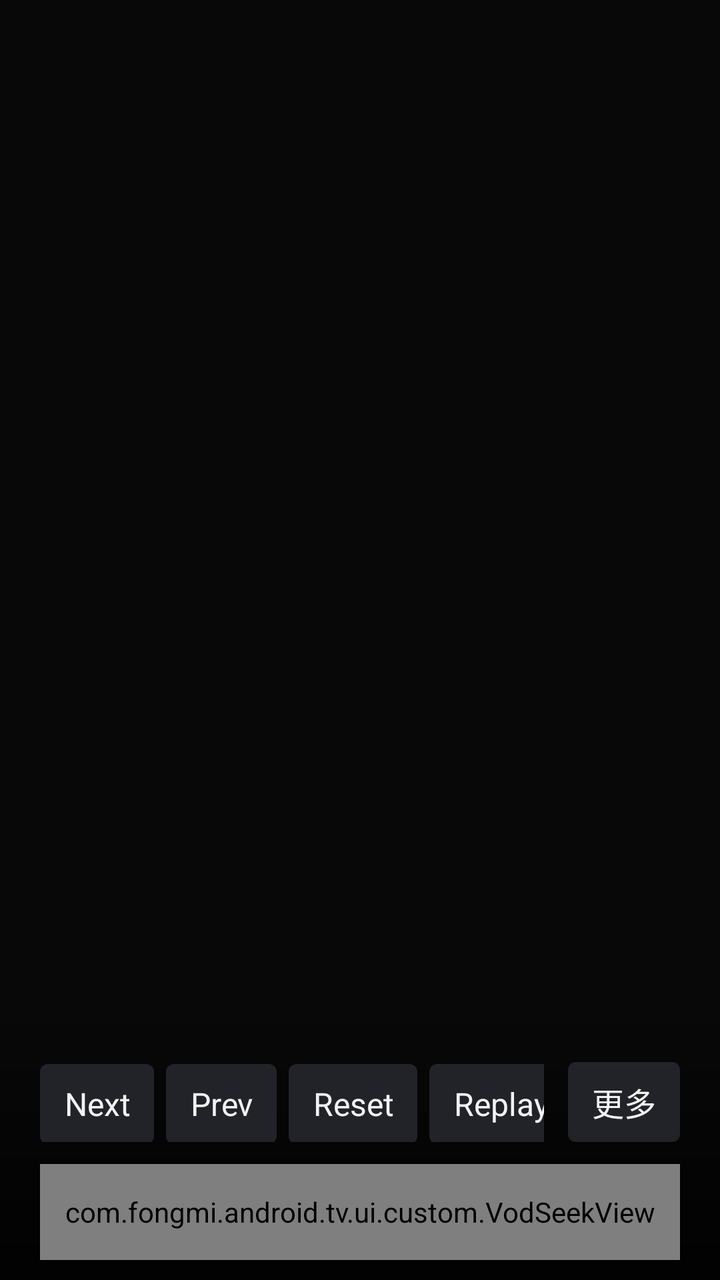
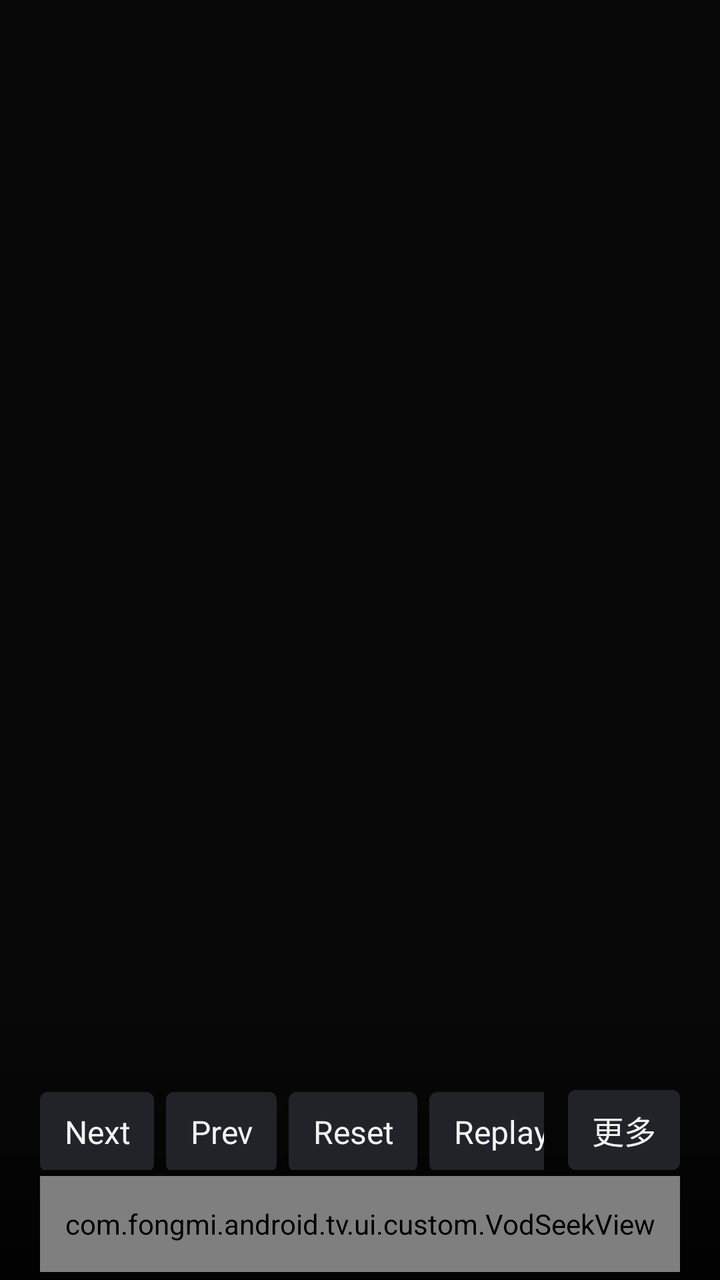

The first picture is an Android layout as it rendered before a commit; the second is the same layout after the commit. The layout source and the unified diff follow.
<!-- AndroidManifest.xml: another module's application theme Theme.App -->
<!-- res/layout/view_control_vod.xml -->
<FrameLayout xmlns:android="http://schemas.android.com/apk/res/android" android:layout_width="match_parent" android:layout_height="match_parent">
 <View android:layout_width="match_parent" android:layout_height="148dp" android:layout_gravity="bottom" android:background="@drawable/player_vod_scrim" />
 <include android:id="@+id/action" layout="@layout/view_control_vod_action" android:layout_width="match_parent" android:layout_height="match_parent" />
 <com.fongmi.android.tv.ui.custom.VodSeekView android:id="@+id/seek" android:layout_width="match_parent" android:layout_height="48dp" android:layout_gravity="bottom" android:layout_marginHorizontal="20dp" android:layout_marginBottom="10dp" />
</FrameLayout>
<!-- res/layout/view_control_vod_action.xml (included above) -->
<FrameLayout xmlns:android="http://schemas.android.com/apk/res/android" android:layout_width="match_parent" android:layout_height="match_parent">
 <HorizontalScrollView android:id="@+id/toolbar" android:layout_width="match_parent" android:layout_height="wrap_content" android:layout_gravity="bottom" android:layout_marginStart="20dp" android:layout_marginEnd="88dp" android:layout_marginBottom="66dp" android:scrollbars="none" android:fillViewport="true"><LinearLayout android:layout_width="wrap_content" android:layout_height="wrap_content" android:orientation="horizontal" android:paddingVertical="3dp"><com.google.android.material.textview.MaterialTextView android:id="@+id/next" style="@style/VodControl" android:text="@string/play_next" android:layout_marginEnd="6dp"/><com.google.android.material.textview.MaterialTextView android:id="@+id/prev" style="@style/VodControl" android:text="@string/play_prev" android:layout_marginEnd="6dp"/><com.google.android.material.textview.MaterialTextView android:id="@+id/reset" style="@style/VodControl" android:text="@string/play_reset" android:layout_marginEnd="6dp"/><com.google.android.material.textview.MaterialTextView android:id="@+id/replay" style="@style/VodControl" android:text="@string/play_replay" android:layout_marginEnd="6dp"/><com.google.android.material.textview.MaterialTextView android:id="@+id/episodes" style="@style/VodControl" android:text="@string/vod_episodes" android:layout_marginEnd="6dp"/><com.fongmi.android.tv.ui.custom.CustomUpDownView android:id="@+id/speed" style="@style/VodControl" android:text="@string/play_speed" android:layout_marginEnd="6dp"/><com.fongmi.android.tv.ui.custom.CustomUpDownView android:id="@+id/opening" style="@style/VodControl" android:text="@string/play_op" android:layout_marginEnd="6dp"/><com.fongmi.android.tv.ui.custom.CustomUpDownView android:id="@+id/ending" style="@style/VodControl" android:text="@string/play_ed" android:layout_marginEnd="6dp"/><com.fongmi.android.tv.ui.custom.CustomUpDownView android:id="@+id/text" style="@style/VodControl" android:text="@string/play_track_text" android:tag="3" android:layout_weight="1" android:layout_marginEnd="6dp"/><com.google.android.material.textview.MaterialTextView android:id="@+id/danmaku" style="@style/VodControl" android:text="@string/danmaku" android:layout_weight="1" android:layout_marginEnd="6dp"/><com.google.android.material.textview.MaterialTextView android:id="@+id/audio" style="@style/VodControl" android:text="@string/play_track_audio" android:tag="1" android:layout_weight="1" android:layout_marginEnd="6dp"/><com.google.android.material.textview.MaterialTextView android:id="@+id/scale" style="@style/VodControl" android:text="@string/play_scale" android:layout_weight="1" android:nextFocusRight="@id/more"/></LinearLayout></HorizontalScrollView>
 <com.google.android.material.textview.MaterialTextView android:id="@+id/more" style="@style/VodControl" android:nextFocusLeft="@id/scale" android:layout_gravity="bottom|end" android:layout_marginEnd="20dp" android:layout_marginBottom="69dp" android:text="@string/vod_more"/>
 <LinearLayout android:id="@+id/morePanel" android:layout_width="296dp" android:layout_height="match_parent" android:layout_gravity="end" android:layout_marginTop="76dp" android:layout_marginEnd="20dp" android:layout_marginBottom="122dp" android:background="@drawable/player_vod_panel" android:orientation="vertical" android:padding="12dp" android:visibility="gone">
 <TextView android:layout_width="match_parent" android:layout_height="36dp" android:paddingStart="4dp" android:text="@string/vod_playback_options" android:textColor="#FFFFFF" android:textSize="20sp" />
 <ScrollView android:layout_width="match_parent" android:layout_height="0dp" android:layout_weight="1" android:scrollbars="none"><GridLayout android:id="@+id/moreGrid" android:layout_width="match_parent" android:layout_height="wrap_content" android:columnCount="2"><com.google.android.material.textview.MaterialTextView android:id="@+id/player" style="@style/VodMoreControl" android:text="@string/play_exo"/><com.google.android.material.textview.MaterialTextView android:id="@+id/decode" style="@style/VodMoreControl" android:text="@string/play_decode"/><com.google.android.material.textview.MaterialTextView android:id="@+id/render" style="@style/VodMoreControl" android:text="@string/vod_render_surface"/><com.google.android.material.textview.MaterialTextView android:id="@+id/repeat" style="@style/VodMoreControl" android:text="@string/play_repeat"/><com.google.android.material.textview.MaterialTextView android:id="@+id/screenInfo" style="@style/VodMoreControl" android:text="@string/vod_info_on"/><com.google.android.material.textview.MaterialTextView android:id="@+id/netSpeed" style="@style/VodMoreControl" android:text="@string/vod_speed_off"/><com.google.android.material.textview.MaterialTextView android:id="@+id/parse" style="@style/VodMoreControl" android:text="@string/parse" android:visibility="gone"/><com.google.android.material.textview.MaterialTextView android:id="@+id/video" style="@style/VodMoreControl" android:text="@string/play_track_video" android:tag="2" android:visibility="gone"/><com.google.android.material.textview.MaterialTextView android:id="@+id/edition" style="@style/VodMoreControl" android:text="@string/play_edition" android:visibility="gone"/><com.google.android.material.textview.MaterialTextView android:id="@+id/chapter" style="@style/VodMoreControl" android:text="@string/play_chapter" android:visibility="gone"/></GridLayout></ScrollView></LinearLayout>
</FrameLayout>
<!-- resources referenced by this layout -->
<resources>
  <!-- drawable player_vod_panel (drawable) -->
  <shape xmlns:android="http://schemas.android.com/apk/res/android"><solid android:color="#D91C1D22" /><corners android:radius="8dp" /></shape>
  <!-- drawable player_vod_scrim (drawable) -->
  <shape xmlns:android="http://schemas.android.com/apk/res/android"><gradient android:angle="90" android:startColor="#D9000000" android:endColor="#00000000" /></shape>
  <string name="danmaku">Danmaku</string>
  <string name="parse">Parse</string>
  <string name="play_chapter">Chapter</string>
  <string name="play_decode">Hard</string>
  <string name="play_ed">ED</string>
  <string name="play_edition">Title</string>
  <string name="play_exo">EXO</string>
  <string name="play_next">Next</string>
  <string name="play_op">OP</string>
  <string name="play_prev">Prev</string>
  <string name="play_repeat">Repeat</string>
  <string name="play_replay">Replay</string>
  <string name="play_reset">Reset</string>
  <string name="play_scale">Default</string>
  <string name="play_speed">Speed</string>
  <string name="play_track_audio">Audio</string>
  <string name="play_track_text">Text</string>
  <string name="play_track_video">Video</string>
  <string name="vod_episodes">选集</string>
  <string name="vod_info_on">屏显 开</string>
  <string name="vod_more">更多</string>
  <string name="vod_playback_options">播放设置</string>
  <string name="vod_render_surface">Surface 渲染</string>
  <string name="vod_speed_off">网速 关</string>
  <style name="VodControl"><item name="android:layout_width">wrap_content</item><item name="android:layout_height">40dp</item><item name="android:minWidth">52dp</item><item name="android:paddingHorizontal">12dp</item><item name="android:gravity">center</item><item name="android:focusable">true</item><item name="android:singleLine">true</item><item name="android:background">@drawable/player_vod_action</item><item name="android:textColor">#F2F2F2</item><item name="android:textSize">16sp</item><item name="android:nextFocusDown">@id/exo_progress</item></style>
  <style name="VodMoreControl" parent="VodControl"><item name="android:layout_width">128dp</item><item name="android:layout_height">44dp</item><item name="android:layout_margin">4dp</item><item name="android:singleLine">false</item><item name="android:maxLines">2</item><item name="android:textSize">15sp</item></style>
  <style name="Theme.App" parent="Theme.Base" />
  <!-- drawable player_vod_action (drawable) -->
  <selector xmlns:android="http://schemas.android.com/apk/res/android">
   <item android:state_focused="true"><shape><solid android:color="#F0444852"/><stroke android:width="2dp" android:color="#FFFFFFFF"/><corners android:radius="4dp"/></shape></item>
   <item android:state_pressed="true"><shape><solid android:color="#E0444852"/><corners android:radius="4dp"/></shape></item>
   <item android:state_selected="true"><shape><solid android:color="#E016678B"/><stroke android:width="1dp" android:color="#19B9F5"/><corners android:radius="4dp"/></shape></item>
   <item><shape><solid android:color="#C42B2D35"/><corners android:radius="4dp"/></shape></item>
  </selector>
  <color name="white">#FFFFFF</color>
  <color name="tv_theme_selected">#303030</color>
  <color name="tv_theme_text">#F2F2F2</color>
  <color name="tv_theme_panel">#141414</color>
  <color name="tv_theme_control">#1E1E1E</color>
  <color name="tv_theme_text_secondary">#AAAAAA</color>
  <color name="tv_theme_background">#080808</color>
  <color name="tv_theme_border">#303030</color>
  <style name="NoAnim">
          <item name="android:activityOpenEnterAnimation">@null</item>
          <item name="android:activityOpenExitAnimation">@null</item>
          <item name="android:activityCloseEnterAnimation">@null</item>
          <item name="android:activityCloseExitAnimation">@null</item>
      </style>
  <!-- unchanged entries left out for length: 1 -->
</resources>

<!-- the commit's change to res/layout/view_control_vod.xml (unified diff, before → after) -->
@@ -1,13 +1,13 @@
 <FrameLayout xmlns:android="http://schemas.android.com/apk/res/android" android:layout_width="match_parent" android:layout_height="match_parent">
  <View android:layout_width="match_parent" android:layout_height="148dp" android:layout_gravity="bottom" android:background="@drawable/player_vod_scrim" />
  <include android:id="@+id/action" layout="@layout/view_control_vod_action" android:layout_width="match_parent" android:layout_height="match_parent" />
- <com.fongmi.android.tv.ui.custom.VodSeekView android:id="@+id/seek" android:layout_width="match_parent" android:layout_height="48dp" android:layout_gravity="bottom" android:layout_marginHorizontal="20dp" android:layout_marginBottom="10dp" />
+ <com.fongmi.android.tv.ui.custom.VodSeekView android:id="@+id/seek" android:layout_width="match_parent" android:layout_height="48dp" android:layout_gravity="bottom" android:layout_marginHorizontal="20dp" android:layout_marginBottom="4dp" />
 </FrameLayout>
 <!-- res/layout/view_control_vod_action.xml (included above) -->
 <FrameLayout xmlns:android="http://schemas.android.com/apk/res/android" android:layout_width="match_parent" android:layout_height="match_parent">
- <HorizontalScrollView android:id="@+id/toolbar" android:layout_width="match_parent" android:layout_height="wrap_content" android:layout_gravity="bottom" android:layout_marginStart="20dp" android:layout_marginEnd="88dp" android:layout_marginBottom="66dp" android:scrollbars="none" android:fillViewport="true"><LinearLayout android:layout_width="wrap_content" android:layout_height="wrap_content" android:orientation="horizontal" android:paddingVertical="3dp"><com.google.android.material.textview.MaterialTextView android:id="@+id/next" style="@style/VodControl" android:text="@string/play_next" android:layout_marginEnd="6dp"/><com.google.android.material.textview.MaterialTextView android:id="@+id/prev" style="@style/VodControl" android:text="@string/play_prev" android:layout_marginEnd="6dp"/><com.google.android.material.textview.MaterialTextView android:id="@+id/reset" style="@style/VodControl" android:text="@string/play_reset" android:layout_marginEnd="6dp"/><com.google.android.material.textview.MaterialTextView android:id="@+id/replay" style="@style/VodControl" android:text="@string/play_replay" android:layout_marginEnd="6dp"/><com.google.android.material.textview.MaterialTextView android:id="@+id/episodes" style="@style/VodControl" android:text="@string/vod_episodes" android:layout_marginEnd="6dp"/><com.fongmi.android.tv.ui.custom.CustomUpDownView android:id="@+id/speed" style="@style/VodControl" android:text="@string/play_speed" android:layout_marginEnd="6dp"/><com.fongmi.android.tv.ui.custom.CustomUpDownView android:id="@+id/opening" style="@style/VodControl" android:text="@string/play_op" android:layout_marginEnd="6dp"/><com.fongmi.android.tv.ui.custom.CustomUpDownView android:id="@+id/ending" style="@style/VodControl" android:text="@string/play_ed" android:layout_marginEnd="6dp"/><com.fongmi.android.tv.ui.custom.CustomUpDownView android:id="@+id/text" style="@style/VodControl" android:text="@string/play_track_text" android:tag="3" android:layout_weight="1" android:layout_marginEnd="6dp"/><com.google.android.material.textview.MaterialTextView android:id="@+id/danmaku" style="@style/VodControl" android:text="@string/danmaku" android:layout_weight="1" android:layout_marginEnd="6dp"/><com.google.android.material.textview.MaterialTextView android:id="@+id/audio" style="@style/VodControl" android:text="@string/play_track_audio" android:tag="1" android:layout_weight="1" android:layout_marginEnd="6dp"/><com.google.android.material.textview.MaterialTextView android:id="@+id/scale" style="@style/VodControl" android:text="@string/play_scale" android:layout_weight="1" android:nextFocusRight="@id/more"/></LinearLayout></HorizontalScrollView>
- <com.google.android.material.textview.MaterialTextView android:id="@+id/more" style="@style/VodControl" android:nextFocusLeft="@id/scale" android:layout_gravity="bottom|end" android:layout_marginEnd="20dp" android:layout_marginBottom="69dp" android:text="@string/vod_more"/>
- <LinearLayout android:id="@+id/morePanel" android:layout_width="296dp" android:layout_height="match_parent" android:layout_gravity="end" android:layout_marginTop="76dp" android:layout_marginEnd="20dp" android:layout_marginBottom="122dp" android:background="@drawable/player_vod_panel" android:orientation="vertical" android:padding="12dp" android:visibility="gone">
+ <HorizontalScrollView android:id="@+id/toolbar" android:layout_width="match_parent" android:layout_height="wrap_content" android:layout_gravity="bottom" android:layout_marginStart="20dp" android:layout_marginEnd="88dp" android:layout_marginBottom="52dp" android:scrollbars="none" android:fillViewport="true"><LinearLayout android:layout_width="wrap_content" android:layout_height="wrap_content" android:orientation="horizontal" android:paddingVertical="3dp"><com.google.android.material.textview.MaterialTextView android:id="@+id/next" style="@style/VodControl" android:text="@string/play_next" android:layout_marginEnd="6dp"/><com.google.android.material.textview.MaterialTextView android:id="@+id/prev" style="@style/VodControl" android:text="@string/play_prev" android:layout_marginEnd="6dp"/><com.google.android.material.textview.MaterialTextView android:id="@+id/reset" style="@style/VodControl" android:text="@string/play_reset" android:layout_marginEnd="6dp"/><com.google.android.material.textview.MaterialTextView android:id="@+id/replay" style="@style/VodControl" android:text="@string/play_replay" android:layout_marginEnd="6dp"/><com.google.android.material.textview.MaterialTextView android:id="@+id/episodes" style="@style/VodControl" android:text="@string/vod_episodes" android:layout_marginEnd="6dp"/><com.fongmi.android.tv.ui.custom.CustomUpDownView android:id="@+id/speed" style="@style/VodControl" android:text="@string/play_speed" android:layout_marginEnd="6dp"/><com.fongmi.android.tv.ui.custom.CustomUpDownView android:id="@+id/opening" style="@style/VodControl" android:text="@string/play_op" android:layout_marginEnd="6dp"/><com.fongmi.android.tv.ui.custom.CustomUpDownView android:id="@+id/ending" style="@style/VodControl" android:text="@string/play_ed" android:layout_marginEnd="6dp"/><com.fongmi.android.tv.ui.custom.CustomUpDownView android:id="@+id/text" style="@style/VodControl" android:text="@string/play_track_text" android:tag="3" android:layout_weight="1" android:layout_marginEnd="6dp"/><com.google.android.material.textview.MaterialTextView android:id="@+id/danmaku" style="@style/VodControl" android:text="@string/danmaku" android:layout_weight="1" android:layout_marginEnd="6dp"/><com.google.android.material.textview.MaterialTextView android:id="@+id/audio" style="@style/VodControl" android:text="@string/play_track_audio" android:tag="1" android:layout_weight="1" android:layout_marginEnd="6dp"/><com.google.android.material.textview.MaterialTextView android:id="@+id/scale" style="@style/VodControl" android:text="@string/play_scale" android:layout_weight="1" android:nextFocusRight="@id/more"/></LinearLayout></HorizontalScrollView>
+ <com.google.android.material.textview.MaterialTextView android:id="@+id/more" style="@style/VodControl" android:nextFocusLeft="@id/scale" android:layout_gravity="bottom|end" android:layout_marginEnd="20dp" android:layout_marginBottom="55dp" android:text="@string/vod_more"/>
+ <LinearLayout android:id="@+id/morePanel" android:layout_width="296dp" android:layout_height="match_parent" android:layout_gravity="end" android:layout_marginTop="76dp" android:layout_marginEnd="20dp" android:layout_marginBottom="108dp" android:background="@drawable/player_vod_panel" android:orientation="vertical" android:padding="12dp" android:visibility="gone">
  <TextView android:layout_width="match_parent" android:layout_height="36dp" android:paddingStart="4dp" android:text="@string/vod_playback_options" android:textColor="#FFFFFF" android:textSize="20sp" />
  <ScrollView android:layout_width="match_parent" android:layout_height="0dp" android:layout_weight="1" android:scrollbars="none"><GridLayout android:id="@+id/moreGrid" android:layout_width="match_parent" android:layout_height="wrap_content" android:columnCount="2"><com.google.android.material.textview.MaterialTextView android:id="@+id/player" style="@style/VodMoreControl" android:text="@string/play_exo"/><com.google.android.material.textview.MaterialTextView android:id="@+id/decode" style="@style/VodMoreControl" android:text="@string/play_decode"/><com.google.android.material.textview.MaterialTextView android:id="@+id/render" style="@style/VodMoreControl" android:text="@string/vod_render_surface"/><com.google.android.material.textview.MaterialTextView android:id="@+id/repeat" style="@style/VodMoreControl" android:text="@string/play_repeat"/><com.google.android.material.textview.MaterialTextView android:id="@+id/screenInfo" style="@style/VodMoreControl" android:text="@string/vod_info_on"/><com.google.android.material.textview.MaterialTextView android:id="@+id/netSpeed" style="@style/VodMoreControl" android:text="@string/vod_speed_off"/><com.google.android.material.textview.MaterialTextView android:id="@+id/parse" style="@style/VodMoreControl" android:text="@string/parse" android:visibility="gone"/><com.google.android.material.textview.MaterialTextView android:id="@+id/video" style="@style/VodMoreControl" android:text="@string/play_track_video" android:tag="2" android:visibility="gone"/><com.google.android.material.textview.MaterialTextView android:id="@+id/edition" style="@style/VodMoreControl" android:text="@string/play_edition" android:visibility="gone"/><com.google.android.material.textview.MaterialTextView android:id="@+id/chapter" style="@style/VodMoreControl" android:text="@string/play_chapter" android:visibility="gone"/></GridLayout></ScrollView></LinearLayout>
 </FrameLayout>
